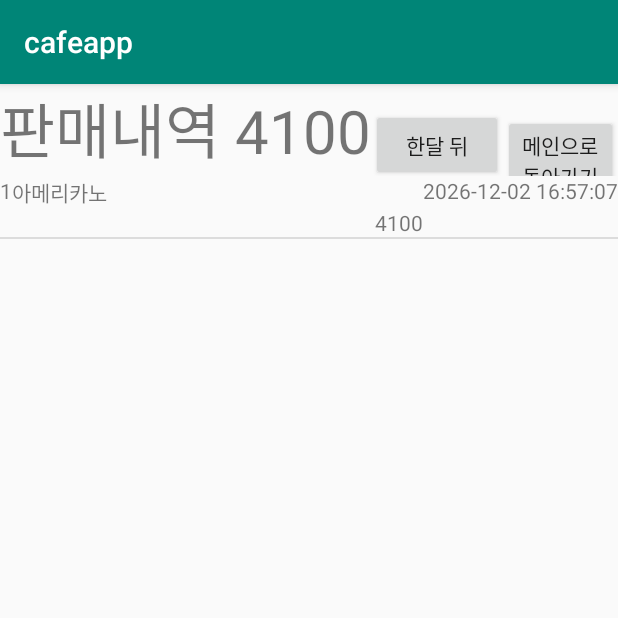
After one commit to dnjs3339/project_cafe_app, an Android app: the DB_sales screen opened directly, with no data from a screen before it, on a phone screen of 412 x 824 dp, the top half of it. The commit adds this screen. Run offline under Robolectric (Android 15) with nearby library versions, the phone set to English and light mode, and no system bars.

Commit message:
2019_05_15 19:37

```diff
--- a/app/build.gradle
+++ b/app/build.gradle
@@ -25,4 +25,5 @@ dependencies {
     testImplementation 'junit:junit:4.12'
     androidTestImplementation 'com.android.support.test:runner:1.0.2'
     androidTestImplementation 'com.android.support.test.espresso:espresso-core:3.0.2'
+    compile 'com.akexorcist:bluetoothspp:1.0.0'
 }
--- /dev/null
+++ b/app/src/main/java/com/example/cafeapp/DBHelper.java
@@ -0,0 +1,59 @@
+package com.example.cafeapp;
+
+import android.content.Context;
+import android.database.Cursor;
+import android.database.sqlite.SQLiteDatabase;
+import android.database.sqlite.SQLiteOpenHelper;
+import android.util.Log;
+
+import java.util.ArrayList;
+import java.util.HashMap;
+import java.util.List;
+import java.util.Map;
+
+public class DBHelper extends SQLiteOpenHelper {
+
+    public DBHelper(Context context) {
+        super(context, "DB_sales.db", null, 1);
+    }
+    @Override
+    public void onCreate(SQLiteDatabase db) {
+        Log.e("DBHelper", "onCreate");
+        db.execSQL("DROP TABLE IF EXISTS sales;");
+        db.execSQL("CREATE TABLE sales (" +
+                "sales_id INTEGER PRIMARY KEY AUTOINCREMENT," +
+                "sales_title TEXT," +
+                "sales_cost TEXT," +
+                "sales_w_date TEXT" +
+                ");");
+    }
+
+    public void insert(String title, String cost) {
+        Log.e("helper", "insert");
+        SQLiteDatabase db = getWritableDatabase();
+        db.execSQL("INSERT INTO sales (sales_id, sales_title, sales_cost, sales_w_date) VALUES " +
+                " (NULL, ?, ?, datetime('now','localtime'))", new Object[] {title, cost});
+        db.close();
+    }
+
+    public List<Map<String, Object>> select() {
+        Log.e("helper", "select");
+        List<Map<String, Object>> list = new ArrayList<Map<String, Object>>();
+        SQLiteDatabase db = getReadableDatabase();
+        Cursor cursor = db.rawQuery("SELECT sales_id, sales_title, sales_cost, sales_w_date FROM sales", null);
+        while (cursor.moveToNext()) {
+            Map<String, Object> map = new HashMap<String, Object>();
+            map.put("id", cursor.getInt(0));
+            map.put("title", cursor.getString(1));
+            map.put("cost", cursor.getString(2));
+            map.put("w_date", cursor.getString(3));
+            list.add(map);
+        }
+        db.close();
+        return list;
+    }
+    @Override
+    public void onUpgrade(SQLiteDatabase db, int oldVersion, int newVersion) {
+
+    }
+}
--- /dev/null
+++ b/app/src/main/java/com/example/cafeapp/DB_sales.java
@@ -0,0 +1,96 @@
+package com.example.cafeapp;
+
+import android.content.Intent;
+import android.content.SharedPreferences;
+import android.database.sqlite.SQLiteDatabase;
+import android.os.Bundle;
+import android.support.v7.app.AppCompatActivity;
+import android.util.Log;
+import android.view.View;
+/*import android.widget.Button;
+import android.widget.EditText;*/
+import android.widget.Button;
+import android.widget.ListView;
+import android.widget.TextView;
+import android.widget.Toast;
+
+import java.util.List;
+import java.util.Map;
+
+public class DB_sales extends AppCompatActivity
+{
+    ListView listView;
+    Sales_ListViewAdapter adapter;
+    DBHelper dbHelper;
+    List<Map<String, Object>> list;
+
+    @Override
+    protected void onCreate(Bundle savedInstanceState) {
+        super.onCreate(savedInstanceState);
+        setContentView(R.layout.sales_real);
+
+        dbHelper = new DBHelper(getApplicationContext());
+        listView = (ListView) findViewById(R.id.sales_listView);
+        adapter = new Sales_ListViewAdapter(this, R.layout.sales_list_view);
+
+        //누적하자
+        SharedPreferences sharepreference = getSharedPreferences("cart", MODE_PRIVATE);
+        SharedPreferences.Editor edit = sharepreference.edit();
+        //총매출
+        int sales_tot = sharepreference.getInt("cost", 0);
+        int acc_sales = sharepreference.getInt("acc_sales", 0);
+        acc_sales += sales_tot;
+        edit.putInt("acc_sales", acc_sales);
+        edit.commit();
+
+        Log.d("cost", String.valueOf(acc_sales));
+        TextView txtv_sales_tot = findViewById(R.id.sales_total);
+        txtv_sales_tot.setText(String.valueOf(acc_sales));
+
+        listView.setAdapter(adapter);
+
+        Button btn_clr = findViewById(R.id.sales_clr);
+        btn_clr.setOnClickListener(new View.OnClickListener() {
+            @Override
+            public void onClick(View v) {
+                SQLiteDatabase db;
+                String sql;
+                db = dbHelper.getWritableDatabase();
+                sql="DELETE FROM sales";
+                db.execSQL(sql);
+                Log.d("sql","delet all!");
+                adapter.notifyDataSetChanged();
+                Toast.makeText(getBaseContext(),"주문 완료",Toast.LENGTH_SHORT).show();
+                showData();
+            }
+        });
+        showData();
+
+        Button btn_gomain = findViewById(R.id.gotomain);
+        btn_gomain.setOnClickListener(new View.OnClickListener() {
+            @Override
+            public void onClick(View v) {
+                Intent intent = new Intent(DB_sales.this, DB_sales.class);
+                startActivity(intent);
+            }
+        });
+        /*
+        Log.d("test", order.data[0].name);
+        Log.d("testname", String.valueOf(order.data[0].quantity));
+        Log.d("testname", String.valueOf(order.data[0].cost));*/
+
+        /*Button btn_ok = (Button) findViewById(R.id.ok);
+        btn_ok.setOnClickListener(new View.OnClickListener() {
+            @Override
+            public void onClick(View v) {
+               EditText title = (EditText) findViewById(R.id.title);
+                EditText cost = (EditText) findViewById(R.id.cost);
+                dbHelper.insert(title.getText().toString(), cost.getText().toString());
+                showData();
+            }*/
+    }
+    private void showData() {
+        adapter.setList(dbHelper.select());
+        adapter.notifyDataSetChanged();
+    }
+}
--- a/app/src/main/java/com/example/cafeapp/FinalOrder.java
+++ b/app/src/main/java/com/example/cafeapp/FinalOrder.java
@@ -6,6 +6,8 @@ import android.view.ViewGroup;
 import android.widget.BaseAdapter;
 import android.widget.ImageView;
 import android.widget.TextView;
+
+import java.io.Serializable;
 
 public class FinalOrder extends BaseAdapter
 {
--- a/app/src/main/java/com/example/cafeapp/Order.java
+++ b/app/src/main/java/com/example/cafeapp/Order.java
@@ -4,13 +4,15 @@ public class Order
 {
     int img;
     String name;
+    String ename;
     int quantity;
     int cost;
 
-    Order(int img, String name, int quantity, int cost)
+    Order(int img, String name, String ename, int quantity, int cost)
     {
         this.img = img;
         this.name = name;
+        this.ename = ename;
         this.quantity = quantity;
         this.cost = cost;
     }
--- /dev/null
+++ b/app/src/main/java/com/example/cafeapp/Sales_ListViewAdapter.java
@@ -0,0 +1,65 @@
+package com.example.cafeapp;
+
+import android.content.Context;
+import android.content.SharedPreferences;
+import android.view.LayoutInflater;
+import android.view.View;
+import android.view.ViewGroup;
+import android.widget.BaseAdapter;
+import android.widget.TextView;
+
+import java.util.ArrayList;
+import java.util.List;
+import java.util.Map;
+
+import static android.content.Context.MODE_PRIVATE;
+
+public class Sales_ListViewAdapter extends BaseAdapter {
+    Context context;
+    int layout;
+    List<Map<String, Object>> list;
+    LayoutInflater inflater;
+
+    public Sales_ListViewAdapter(Context context, int layout) {
+        this.context = context;
+        this.layout = layout;
+        this.list = new ArrayList<Map<String, Object>>();
+        inflater = (LayoutInflater) context.getSystemService(Context.LAYOUT_INFLATER_SERVICE);
+    }
+
+    public void setList(List<Map<String, Object>> list) {
+        this.list = list;
+    }
+
+    @Override
+    public View getView(int position, View convertView, ViewGroup parent) {
+        if(convertView == null) {
+            convertView = inflater.inflate(layout, null);
+        }
+
+        TextView id = (TextView) convertView.findViewById(R.id.sales_id);
+        TextView title = (TextView) convertView.findViewById(R.id.sales_title);
+        TextView cost = (TextView) convertView.findViewById(R.id.sales_cost);
+        TextView wDate = (TextView) convertView.findViewById(R.id.sales_w_data);
+        id.setText((Integer)list.get(position).get("id") + "");
+        cost.setText((String) list.get(position).get("cost"));
+        title.setText((String)list.get(position).get("title"));
+        wDate.setText((String)list.get(position).get("w_date"));
+        return convertView;
+    }
+
+    @Override
+    public int getCount() {
+        return list.size();
+    }
+
+    @Override
+    public Object getItem(int position) {
+        return null;
+    }
+
+    @Override
+    public long getItemId(int position) {
+        return 0;
+    }
+}
--- /dev/null
+++ b/app/src/main/res/layout/sales_list_view.xml
@@ -0,0 +1,29 @@
+<?xml version="1.0" encoding="utf-8"?>
+<RelativeLayout xmlns:android="http://schemas.android.com/apk/res/android"
+    android:layout_width="match_parent"
+    android:layout_height="match_parent">
+    <TextView
+        android:id="@+id/sales_id"
+        android:layout_width="wrap_content"
+        android:layout_height="wrap_content" />
+
+    <TextView
+        android:id="@id/sales_title"
+        android:layout_toRightOf="@id/sales_id"
+        android:layout_width="wrap_content"
+        android:layout_height="wrap_content" />
+
+    <TextView
+        android:layout_below="@+id/sales_title"
+        android:layout_toLeftOf="@+id/sales_w_data"
+        android:id="@+id/sales_cost"
+        android:layout_width="wrap_content"
+        android:layout_height="wrap_content" />
+
+    <TextView
+        android:layout_alignParentRight="true"
+        android:id="@+id/sales_w_data"
+        android:layout_width="wrap_content"
+        android:layout_height="wrap_content" />
+
+</RelativeLayout>
--- /dev/null
+++ b/app/src/main/res/layout/sales_real.xml
@@ -0,0 +1,41 @@
+<?xml version="1.0" encoding="utf-8"?>
+<LinearLayout xmlns:android="http://schemas.android.com/apk/res/android"
+    android:layout_width="match_parent"
+    android:layout_height="match_parent"
+    android:orientation="vertical">
+
+    <LinearLayout
+        android:layout_width="match_parent"
+        android:layout_height="wrap_content">
+
+        <TextView
+            android:layout_width="wrap_content"
+            android:layout_height="wrap_content"
+            android:gravity="center"
+            android:text="판매내역 "
+            android:textSize="40sp" />
+
+        <TextView
+            android:id="@+id/sales_total"
+            android:textSize="40sp"
+            android:layout_width="wrap_content"
+            android:layout_height="wrap_content" />
+
+        <Button
+            android:id="@+id/sales_clr"
+            android:text="한달 뒤"
+            android:layout_width="wrap_content"
+            android:layout_height="wrap_content" />
+        <Button
+            android:id="@+id/gotomain"
+            android:text="메인으로 돌아가기"
+            android:layout_width="wrap_content"
+            android:layout_height="wrap_content" />
+
+    </LinearLayout>
+
+    <ListView
+        android:id="@+id/sales_listView"
+        android:layout_width="match_parent"
+        android:layout_height="match_parent" />
+</LinearLayout>
```
Also changed, not shown: app/src/main/AndroidManifest.xml (+11 -5 lines), app/src/main/java/com/example/cafeapp/BluetoothActivity.java (added, +133 -0 lines), app/src/main/java/com/example/cafeapp/CoffeeCustom.java (+9 -1 lines), app/src/main/java/com/example/cafeapp/CoffeeMenu.java (+12 -9 lines), app/src/main/java/com/example/cafeapp/FoodCustom.java (+9 -1 lines), app/src/main/java/com/example/cafeapp/FoodMenu.java (+12 -9 lines), app/src/main/java/com/example/cafeapp/JuiceMenu.java (+9 -8 lines), app/src/main/java/com/example/cafeapp/MainActivity.java (+9 -0 lines), app/src/main/java/com/example/cafeapp/ShopBasket.java (+76 -35 lines), app/src/main/res/layout/bluetooth.xml (added, +28 -0 lines), app/src/main/res/layout/category.xml (+10 -1 lines).
